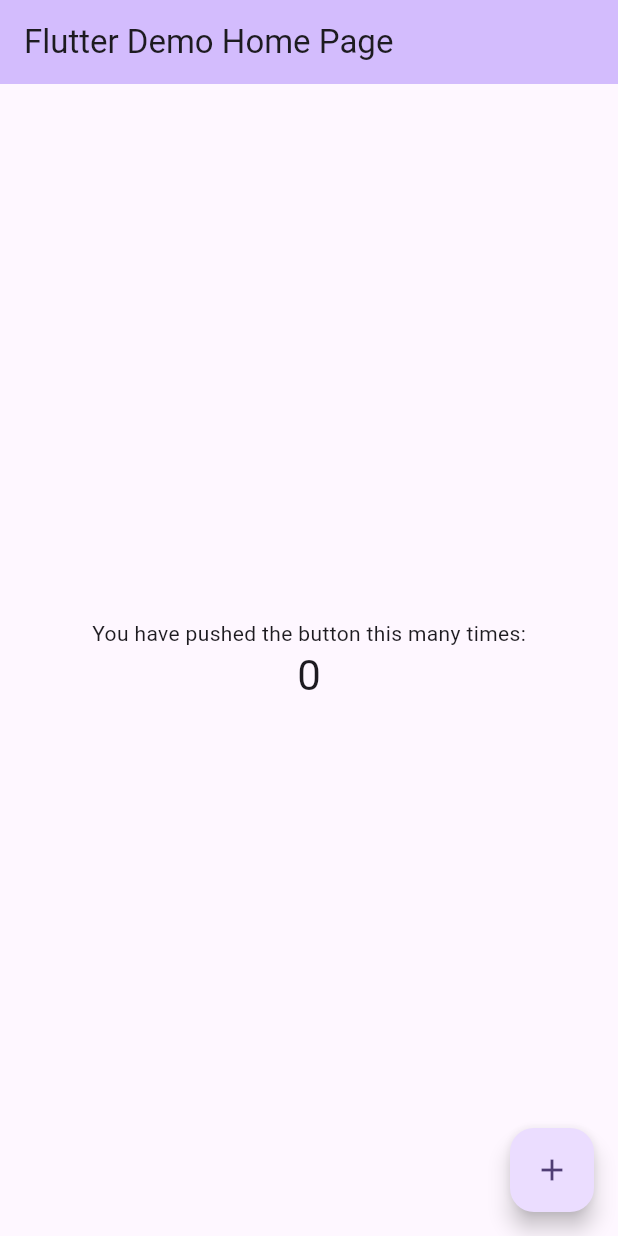
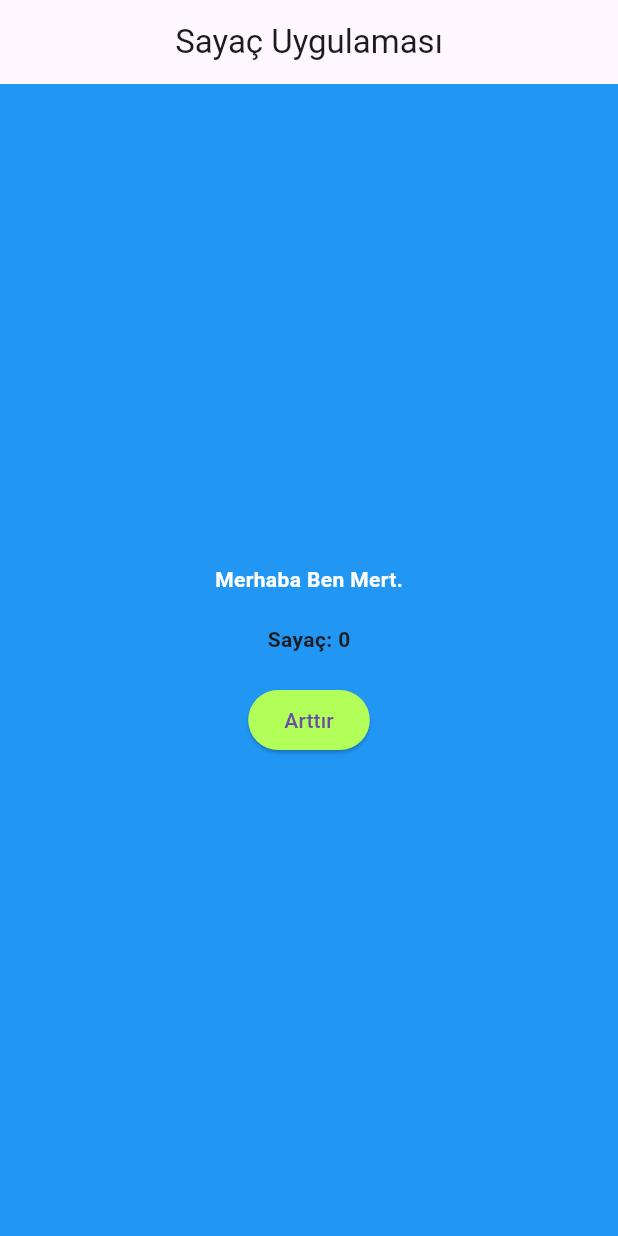
Before and after one commit to MertBuyuknisan/aparial_flutterprojects, a Flutter app: the screen it shows after launch, on a phone screen of 412 x 824 dp. Run offline on Flutter 3.47's test engine with Material 3 defaults, Android fonts, the phone set to English and light mode, and no system bars.

Commit message:
feat:Sayaç uygulaması tamamlandı.

```diff
--- a/gorev1/lib/main.dart
+++ b/gorev1/lib/main.dart
@@ -1,122 +1,58 @@
 import 'package:flutter/material.dart';
 
-void main() {
-  runApp(const MyApp());
+void main(){
+  runApp(const SayacUygulamasi());
 }
 
-class MyApp extends StatelessWidget {
-  const MyApp({super.key});
+class SayacUygulamasi extends StatelessWidget{
 
-  // This widget is the root of your application.
+  const SayacUygulamasi({super.key});
+
   @override
   Widget build(BuildContext context) {
     return MaterialApp(
-      title: 'Flutter Demo',
-      theme: ThemeData(
-        // This is the theme of your application.
-        //
-        // TRY THIS: Try running your application with "flutter run". You'll see
-        // the application has a purple toolbar. Then, without quitting the app,
-        // try changing the seedColor in the colorScheme below to Colors.green
-        // and then invoke "hot reload" (save your changes or press the "hot
-        // reload" button in a Flutter-supported IDE, or press "r" if you used
-        // the command line to start the app).
-        //
-        // Notice that the counter didn't reset back to zero; the application
-        // state is not lost during the reload. To reset the state, use hot
-        // restart instead.
-        //
-        // This works for code too, not just values: Most code changes can be
-        // tested with just a hot reload.
-        colorScheme: ColorScheme.fromSeed(seedColor: Colors.deepPurple),
-      ),
-      home: const MyHomePage(title: 'Flutter Demo Home Page'),
+      title: "Sayaç Uygulaması",
+      home:  SayacEkrani(),
     );
   }
 }
 
-class MyHomePage extends StatefulWidget {
-  const MyHomePage({super.key, required this.title});
-
-  // This widget is the home page of your application. It is stateful, meaning
-  // that it has a State object (defined below) that contains fields that affect
-  // how it looks.
-
-  // This class is the configuration for the state. It holds the values (in this
-  // case the title) provided by the parent (in this case the App widget) and
-  // used by the build method of the State. Fields in a Widget subclass are
-  // always marked "final".
-
-  final String title;
+class SayacEkrani extends StatefulWidget{
 
   @override
-  State<MyHomePage> createState() => _MyHomePageState();
+  State<StatefulWidget> createState() => SayacEkraniState();
 }
 
-class _MyHomePageState extends State<MyHomePage> {
-  int _counter = 0;
+class SayacEkraniState extends State<SayacEkrani>{
+  int sayac=0;
 
-  void _incrementCounter() {
+  void sayacArttir(){
     setState(() {
-      // This call to setState tells the Flutter framework that something has
-      // changed in this State, which causes it to rerun the build method below
-      // so that the display can reflect the updated values. If we changed
-      // _counter without calling setState(), then the build method would not be
-      // called again, and so nothing would appear to happen.
-      _counter++;
+      sayac++;
     });
   }
 
   @override
-  Widget build(BuildContext context) {
-    // This method is rerun every time setState is called, for instance as done
-    // by the _incrementCounter method above.
-    //
-    // The Flutter framework has been optimized to make rerunning build methods
-    // fast, so that you can just rebuild anything that needs updating rather
-    // than having to individually change instances of widgets.
+  Widget build(BuildContext context){
     return Scaffold(
+      backgroundColor: Colors.blue,
       appBar: AppBar(
-        // TRY THIS: Try changing the color here to a specific color (to
-        // Colors.amber, perhaps?) and trigger a hot reload to see the AppBar
-        // change color while the other colors stay the same.
-        backgroundColor: Theme.of(context).colorScheme.inversePrimary,
-        // Here we take the value from the MyHomePage object that was created by
-        // the App.build method, and use it to set our appbar title.
-        title: Text(widget.title),
+        title: Text("Sayaç Uygulaması"),
+          centerTitle: true,
       ),
       body: Center(
-        // Center is a layout widget. It takes a single child and positions it
-        // in the middle of the parent.
         child: Column(
-          // Column is also a layout widget. It takes a list of children and
-          // arranges them vertically. By default, it sizes itself to fit its
-          // children horizontally, and tries to be as tall as its parent.
-          //
-          // Column has various properties to control how it sizes itself and
-          // how it positions its children. Here we use mainAxisAlignment to
-          // center the children vertically; the main axis here is the vertical
-          // axis because Columns are vertical (the cross axis would be
-          // horizontal).
-          //
-          // TRY THIS: Invoke "debug painting" (choose the "Toggle Debug Paint"
-          // action in the IDE, or press "p" in the console), to see the
-          // wireframe for each widget.
           mainAxisAlignment: MainAxisAlignment.center,
-          children: <Widget>[
-            const Text('You have pushed the button this many times:'),
-            Text(
-              '$_counter',
-              style: Theme.of(context).textTheme.headlineMedium,
-            ),
+          children: [
+            Text("Merhaba Ben Mert.",style: TextStyle(color:Colors.white,fontWeight:FontWeight.bold)
+            ),SizedBox(height: 20,),
+            Text("Sayaç: ${sayac}",style: TextStyle(fontWeight: FontWeight.bold)),
+            SizedBox(height: 20),
+            ElevatedButton(onPressed: sayacArttir, child: Text("Arttır"),style:ButtonStyle(backgroundColor: WidgetStatePropertyAll(Colors.lightGreenAccent)),),
           ],
         ),
       ),
-      floatingActionButton: FloatingActionButton(
-        onPressed: _incrementCounter,
-        tooltip: 'Increment',
-        child: const Icon(Icons.add),
-      ), // This trailing comma makes auto-formatting nicer for build methods.
     );
   }
+
 }
```
